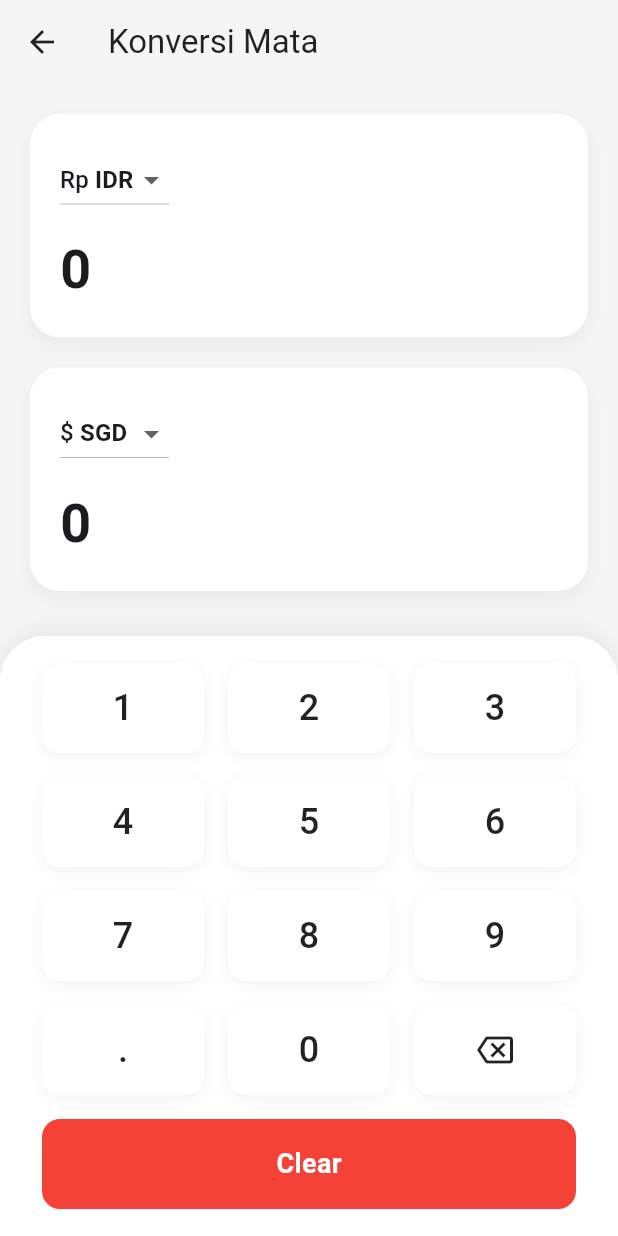
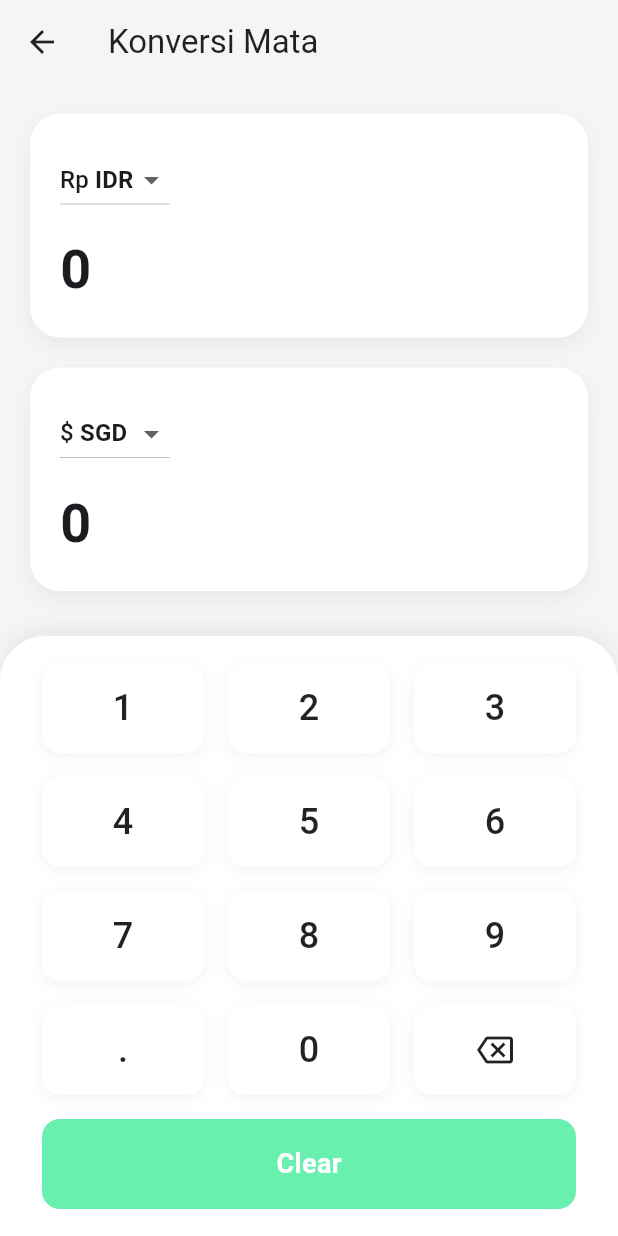
Before and after one commit to FigoRazzan/FrosthubAPP, a Flutter app: the CurrencyConversionPage screen opened directly, on a phone screen of 412 x 824 dp. Run offline on Flutter 3.47's test engine with Material 3 defaults, Android fonts, the phone set to English and light mode, and no system bars; our stand-ins replace curved_navigation_bar, loading_animation_widget.

Commit message:
button color change

```diff
--- a/lib/screens/currency_conversion_page.dart
+++ b/lib/screens/currency_conversion_page.dart
@@ -345,7 +345,7 @@ class _CurrencyConversionPageState extends State<CurrencyConversionPage> {
                     height: 60,
                     margin: EdgeInsets.all(8),
                     decoration: BoxDecoration(
-                      color: Colors.red,
+                      color: Colors.greenAccent,
                       borderRadius: BorderRadius.circular(12),
                     ),
                     child: Center(
--- a/lib/screens/temperature_conversion_page.dart
+++ b/lib/screens/temperature_conversion_page.dart
@@ -324,7 +324,7 @@ class _TemperatureConversionPageState extends State<TemperatureConversionPage> {
                     height: 60,
                     margin: EdgeInsets.all(8),
                     decoration: BoxDecoration(
-                      color: Colors.red,
+                      color: Colors.orangeAccent,
                       borderRadius: BorderRadius.circular(12),
                     ),
                     child: Center(
```
